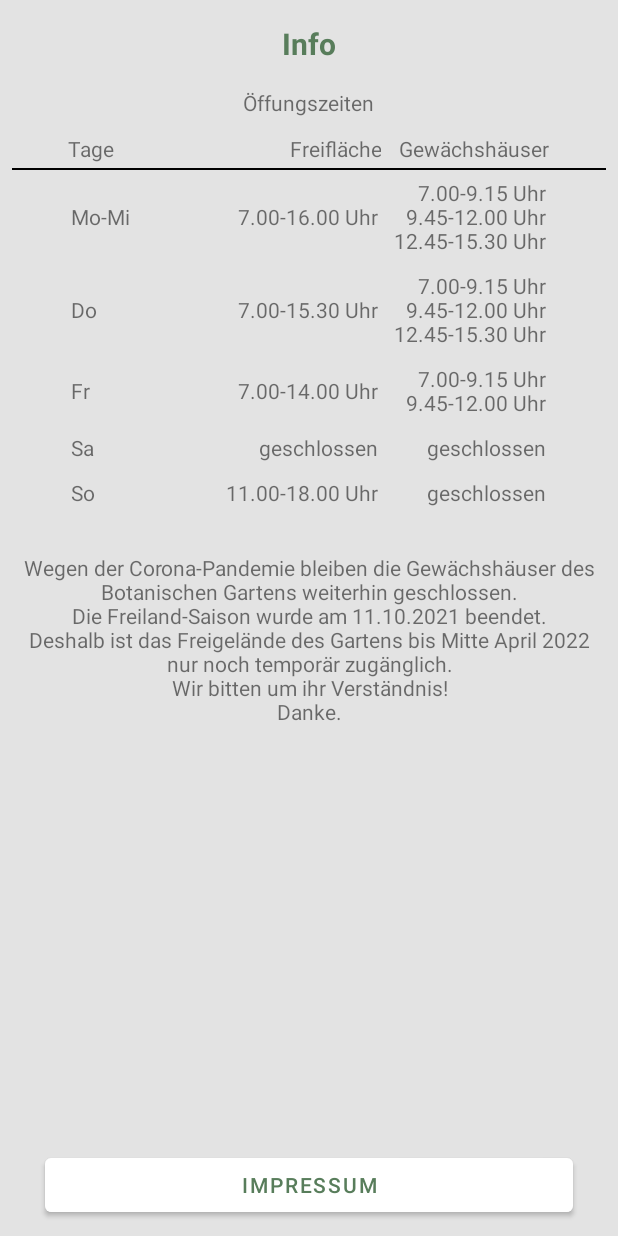
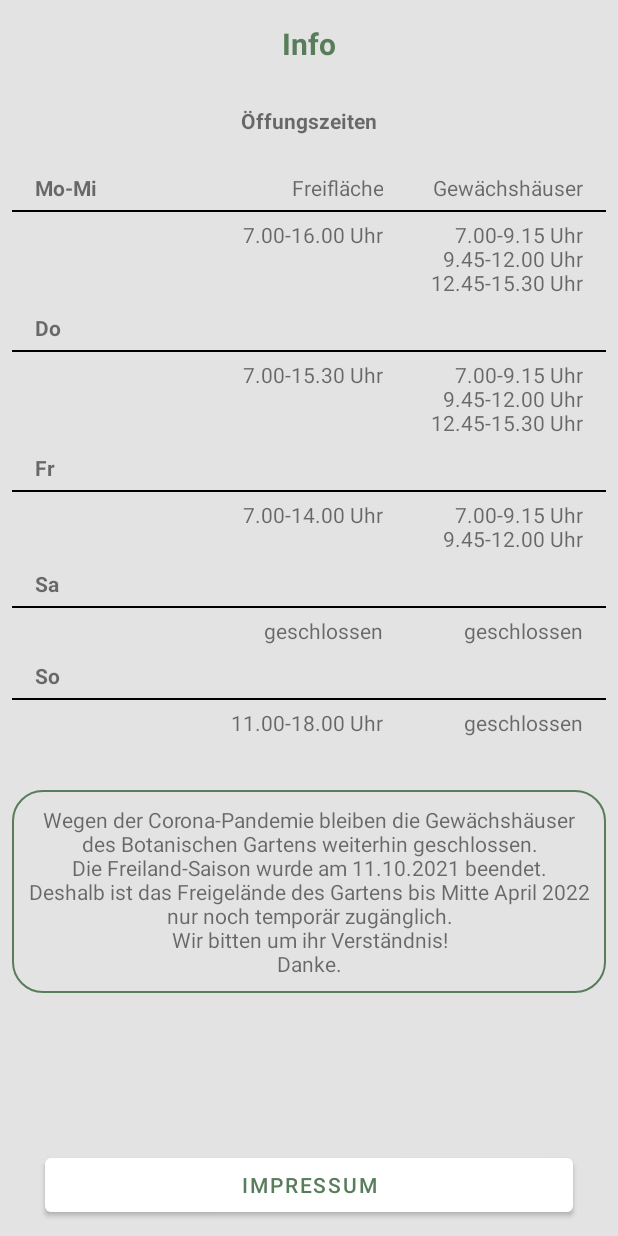
Before and after one commit to ASE-Projekte-WS-2021/ase-ws-21-botanist, an Android app: the layout info_fragment.xml on its own in the app's theme, with its tools: preview values and no code run, on a phone screen of 412 x 824 dp. Run offline under Robolectric (Android 15) with nearby library versions, the phone set to English and light mode, and no system bars; network calls fail.

Commit message:
Update_On_Opening_Hours_layout

```diff
--- a/app/src/main/res/layout/info_fragment.xml
+++ b/app/src/main/res/layout/info_fragment.xml
@@ -47,140 +47,202 @@
                     android:id="@+id/infoTableOpeningHours"
                     android:layout_width="match_parent"
                     android:layout_height="match_parent"
-                    android:layout_marginBottom="25dp">
-
+                    android:stretchColumns="2,3"
+                    android:layout_marginBottom="30dp">
+                    <TableRow
+                        android:layout_width="match_parent"
+                        android:layout_height="match_parent"
+                        android:gravity="center">
+                        <TextView
+                            android:padding="20dip"
+                            android:textStyle="bold"
+                            android:text="@string/infoOpeningHoursTitle" />
+                    </TableRow>
+                    <TableRow
+                        android:layout_width="match_parent"
+                        android:layout_height="match_parent"
+                        android:gravity="center">
+                        <TextView
+                            android:layout_marginHorizontal="10dp"
+                            android:padding="5dip"
+                            android:textStyle="bold"
+                            android:text="@string/infoOpeningHoursR2C1" />
+                        <TextView
+                            android:gravity="right"
+                            android:layout_marginHorizontal="10dp"
+                            android:layout_gravity="bottom"
+                            android:padding="5dip"
+                            android:text="@string/infoOpeningHoursR1C2" />
+                        <TextView
+                            android:gravity="right"
+                            android:layout_marginHorizontal="10dp"
+                            android:layout_gravity="bottom"
+                            android:padding="5dip"
+                            android:text="@string/infoOpeningHoursR1C3" />
+                    </TableRow>
+                    <TableRow
+                        android:layout_width="match_parent"
+                        android:layout_height="match_parent"
+                        android:background="@color/black"
+                        android:padding="0.1dip" />
+                    <TableRow
+                        android:layout_width="match_parent"
+                        android:layout_height="match_parent"
+                        android:gravity="center">
+                        <TextView
+                            android:layout_column="1"
+                            android:gravity="right"
+                            android:layout_marginHorizontal="10dp"
+                            android:layout_gravity="top"
+                            android:padding="5dip"
+                            android:text="@string/infoOpeningHoursR2C2" />
+                        <TextView
+                            android:gravity="right"
+                            android:layout_marginHorizontal="10dp"
+                            android:layout_gravity="top"
+                            android:padding="5dip"
+                            android:text="@string/infoOpeningHoursR2C3" />
+                    </TableRow>
+                    <TableRow
+                        android:layout_width="match_parent"
+                        android:layout_height="match_parent"
+                        android:gravity="center">
+                        <TextView
+                            android:layout_marginHorizontal="10dp"
+                            android:padding="5dip"
+                            android:textStyle="bold"
+                            android:text="@string/infoOpeningHoursR3C1" />
+                        <TextView
+                            android:layout_column="2" />
+                    </TableRow>
+                    <TableRow
+                        android:layout_width="match_parent"
+                        android:layout_height="match_parent"
+                        android:background="@color/black"
+                        android:padding="0.1dip" />
+                    <TableRow
+                        android:layout_width="match_parent"
+                        android:layout_height="match_parent"
+                        android:gravity="center">
+                        <TextView
+                            android:layout_column="1"
+                            android:gravity="right"
+                            android:layout_marginHorizontal="10dp"
+                            android:layout_gravity="top"
+                            android:padding="5dip"
+                            android:text="@string/infoOpeningHoursR3C2" />
+                        <TextView
+                            android:gravity="right"
+                            android:layout_marginHorizontal="10dp"
+                            android:layout_gravity="top"
+                            android:padding="5dip"
+                            android:text="@string/infoOpeningHoursR3C3" />
+                    </TableRow>
+                    <TableRow
+                        android:layout_width="match_parent"
+                        android:layout_height="match_parent"
+                        android:gravity="center">
+                        <TextView
+                            android:layout_marginHorizontal="10dp"
+                            android:padding="5dip"
+                            android:textStyle="bold"
+                            android:text="@string/infoOpeningHoursR4C1" />
+                        <TextView
+                            android:layout_column="2"/>
+                    </TableRow>
+                    <TableRow
+                        android:layout_width="match_parent"
+                        android:layout_height="match_parent"
+                        android:background="@color/black"
+                        android:padding="0.1dip" />
+                    <TableRow
+                        android:layout_width="match_parent"
+                        android:layout_height="match_parent"
+                        android:gravity="center">
+                        <TextView
+                            android:layout_column="1"
+                            android:gravity="right"
+                            android:layout_marginHorizontal="10dp"
+                            android:layout_gravity="top"
+                            android:padding="5dip"
+                            android:text="@string/infoOpeningHoursR4C2" />
+                        <TextView
+                            android:gravity="right" android:layout_marginHorizontal="10dp"
+                            android:layout_gravity="top"
+                            android:padding="5dip"
+                            android:text="@string/infoOpeningHoursR4C3" />
+                    </TableRow>
+                    <TableRow
+                        android:layout_width="match_parent"
+                        android:layout_height="match_parent"
+                        android:gravity="center">
+                        <TextView
+                            android:layout_marginHorizontal="10dp"
+                            android:padding="5dip"
+                            android:textStyle="bold"
+                            android:text="@string/infoOpeningHoursR5C1" />
+                        <TextView
+                            android:layout_column="2"/>
+                    </TableRow>
+                    <TableRow
+                        android:layout_width="match_parent"
+                        android:layout_height="match_parent"
+                        android:background="@color/black"
+                        android:padding="0.1dip" />
                     <TableRow
                         android:layout_width="match_parent"
                         android:layout_height="match_parent"
                         android:gravity="center">
 
                         <TextView
-                            android:padding="8dip"
-                            android:text="@string/infoOpeningHoursTitle" />
+                            android:layout_column="1"
+                            android:gravity="right"
+                            android:layout_marginHorizontal="10dp"
+                            android:layout_gravity="top"
+                            android:padding="5dip"
+                            android:text="@string/infoOpeningHoursR5C2" />
+
+                        <TextView
+                            android:gravity="right"
+                            android:layout_marginHorizontal="10dp"
+                            android:layout_gravity="top"
+                            android:padding="5dip"
+                            android:text="@string/infoOpeningHoursR5C3" />
                     </TableRow>
-
+                    <TableRow
+                        android:layout_width="match_parent"
+                        android:layout_height="match_parent"
+                        android:gravity="center">
+                        <TextView
+                            android:layout_marginHorizontal="10dp"
+                            android:padding="5dip"
+                            android:textStyle="bold"
+                            android:text="@string/infoOpeningHoursR6C1" />
+                        <TextView
+                            android:layout_column="2"/>
+                    </TableRow>
+                    <TableRow
+                        android:layout_width="match_parent"
+                        android:layout_height="match_parent"
+                        android:background="@color/black"
+                        android:padding="0.1dip" />
                     <TableRow
                         android:layout_width="match_parent"
                         android:layout_height="match_parent"
                         android:gravity="center">
 
                         <TextView
-                            android:padding="3dip"
-                            android:text="@string/infoOpeningHoursR1C1" />
-
-                        <TextView
+                            android:layout_column="1"
                             android:gravity="right"
-                            android:padding="3dip"
-                            android:text="@string/infoOpeningHoursR1C2" />
-
-                        <TextView
-                            android:gravity="right"
-                            android:padding="3dip"
-                            android:text="@string/infoOpeningHoursR1C3" />
-                    </TableRow>
-
-                    <TableRow
-                        android:layout_width="match_parent"
-                        android:layout_height="match_parent"
-                        android:background="@color/black"
-                        android:padding="0.3dip" />
-
-                    <TableRow
-                        android:layout_width="match_parent"
-                        android:layout_height="match_parent"
-                        android:gravity="center">
-
-                        <TextView
-                            android:padding="5dip"
-                            android:text="@string/infoOpeningHoursR2C1" />
-
-                        <TextView
-                            android:gravity="right"
-                            android:padding="5dip"
-                            android:text="@string/infoOpeningHoursR2C2" />
-
-                        <TextView
-                            android:gravity="right"
-                            android:padding="5dip"
-                            android:text="@string/infoOpeningHoursR2C3" />
-                    </TableRow>
-
-                    <TableRow
-                        android:layout_width="match_parent"
-                        android:layout_height="match_parent"
-                        android:gravity="center">
-
-                        <TextView
-                            android:padding="5dip"
-                            android:text="@string/infoOpeningHoursR3C1" />
-
-                        <TextView
-                            android:gravity="right"
-                            android:padding="5dip"
-                            android:text="@string/infoOpeningHoursR3C2" />
-
-                        <TextView
-                            android:gravity="right"
-                            android:padding="5dip"
-                            android:text="@string/infoOpeningHoursR3C3" />
-                    </TableRow>
-
-                    <TableRow
-                        android:layout_width="match_parent"
-                        android:layout_height="match_parent"
-                        android:gravity="center">
-
-                        <TextView
-                            android:padding="5dip"
-                            android:text="@string/infoOpeningHoursR4C1" />
-
-                        <TextView
-                            android:gravity="right"
-                            android:padding="5dip"
-                            android:text="@string/infoOpeningHoursR4C2" />
-
-                        <TextView
-                            android:gravity="right"
-                            android:padding="5dip"
-                            android:text="@string/infoOpeningHoursR4C3" />
-                    </TableRow>
-
-                    <TableRow
-                        android:layout_width="match_parent"
-                        android:layout_height="match_parent"
-                        android:gravity="center">
-
-                        <TextView
-                            android:padding="5dip"
-                            android:text="@string/infoOpeningHoursR5C1" />
-
-                        <TextView
-                            android:gravity="right"
-                            android:padding="5dip"
-                            android:text="@string/infoOpeningHoursR5C2" />
-
-                        <TextView
-                            android:gravity="right"
-                            android:padding="5dip"
-                            android:text="@string/infoOpeningHoursR5C3" />
-                    </TableRow>
-
-                    <TableRow
-                        android:layout_width="match_parent"
-                        android:layout_height="match_parent"
-                        android:gravity="center">
-
-                        <TextView
-                            android:padding="5dip"
-                            android:text="@string/infoOpeningHoursR6C1" />
-
-                        <TextView
-                            android:gravity="right"
+                            android:layout_marginHorizontal="10dp"
+                            android:layout_gravity="top"
                             android:padding="5dip"
                             android:text="@string/infoOpeningHoursR6C2" />
 
                         <TextView
                             android:gravity="right"
+                            android:layout_marginHorizontal="10dp"
+                            android:layout_gravity="top"
                             android:padding="5dip"
                             android:text="@string/infoOpeningHoursR6C3" />
                     </TableRow>
@@ -188,6 +250,8 @@
 
                 <TextView
                     android:id="@+id/infoText"
+
+                    android:background="@drawable/layout_border"
                     android:layout_width="match_parent"
                     android:layout_height="match_parent"
                     android:gravity="center"
```
